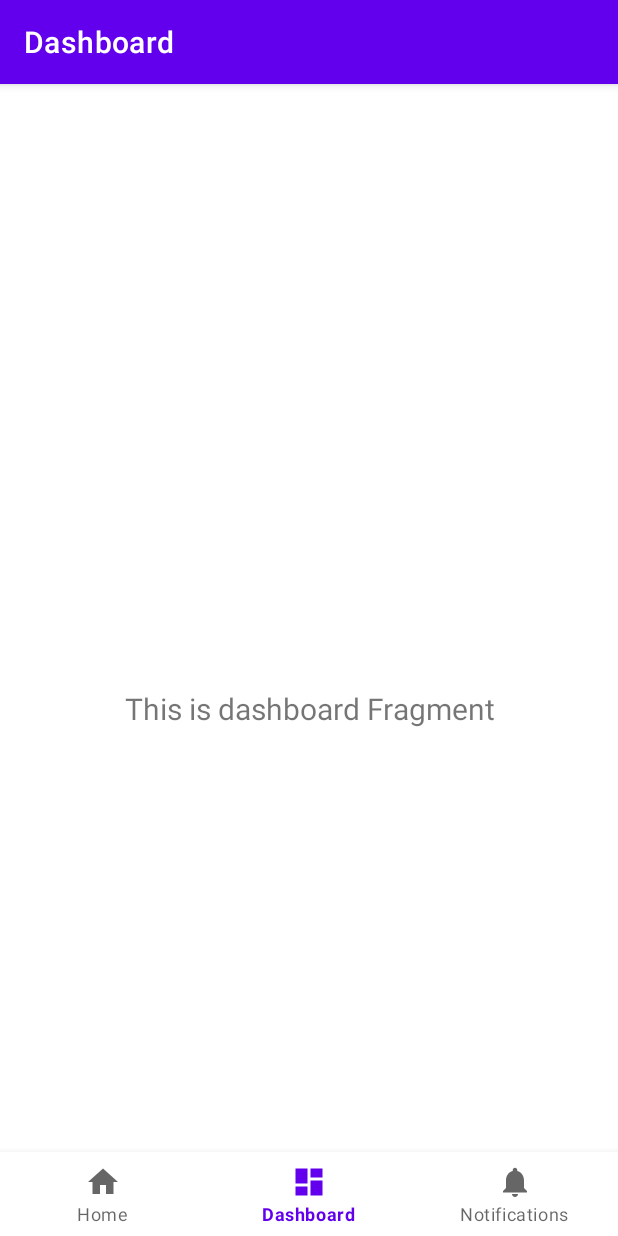
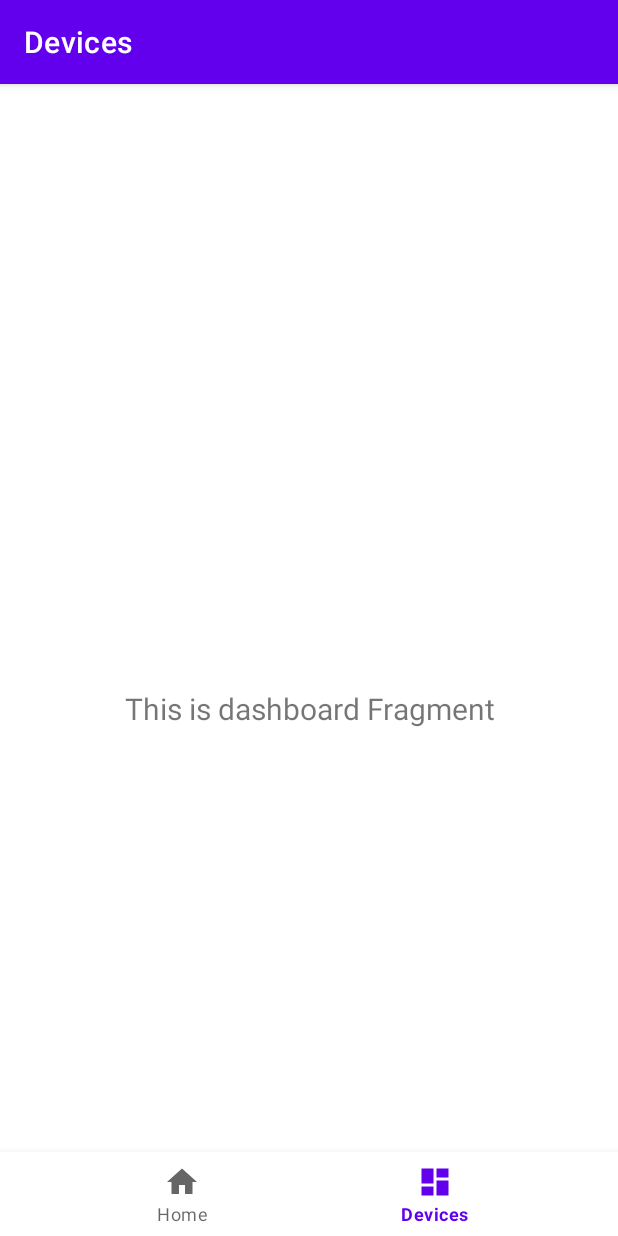
Before and after one commit to deniskokarev/thermo, an Android app: the DevicesFragment screen opened through its navigation route, item 2 of the bottom bar chosen, on a phone screen of 412 x 824 dp. Run offline under Robolectric (Android 15) with nearby library versions, the phone set to English and light mode, and no system bars; our stand-ins replace navigation-ui.

Commit message:
Dashboard->Devices

```diff
--- a/client/android/app/src/main/java/dkv/thermo/MainActivity.kt
+++ b/client/android/app/src/main/java/dkv/thermo/MainActivity.kt
@@ -26,7 +26,7 @@ class MainActivity : AppCompatActivity() {
         // menu should be considered as top level destinations.
         val appBarConfiguration = AppBarConfiguration(
             setOf(
-                R.id.navigation_home, R.id.navigation_dashboard, R.id.navigation_notifications
+                R.id.navigation_home, R.id.navigation_devices
             )
         )
         setupActionBarWithNavController(navController, appBarConfiguration)
--- a/client/android/app/src/main/java/dkv/thermo/ui/dashboard/DashboardFragment.kt
+++ /dev/null
@@ -1,42 +0,0 @@
-package dkv.thermo.ui.dashboard
-
-import android.os.Bundle
-import android.view.LayoutInflater
-import android.view.View
-import android.view.ViewGroup
-import android.widget.TextView
-import androidx.fragment.app.Fragment
-import androidx.lifecycle.ViewModelProvider
-import dkv.thermo.databinding.FragmentDashboardBinding
-
-class DashboardFragment : Fragment() {
-
-    private var _binding: FragmentDashboardBinding? = null
-
-    // This property is only valid between onCreateView and
-    // onDestroyView.
-    private val binding get() = _binding!!
-
-    override fun onCreateView(
-        inflater: LayoutInflater,
-        container: ViewGroup?,
-        savedInstanceState: Bundle?
-    ): View {
-        val dashboardViewModel =
-            ViewModelProvider(this).get(DashboardViewModel::class.java)
-
-        _binding = FragmentDashboardBinding.inflate(inflater, container, false)
-        val root: View = binding.root
-
-        val textView: TextView = binding.textDashboard
-        dashboardViewModel.text.observe(viewLifecycleOwner) {
-            textView.text = it
-        }
-        return root
-    }
-
-    override fun onDestroyView() {
-        super.onDestroyView()
-        _binding = null
-    }
-}
--- a/client/android/app/src/main/java/dkv/thermo/ui/dashboard/DashboardViewModel.kt
+++ /dev/null
@@ -1,13 +0,0 @@
-package dkv.thermo.ui.dashboard
-
-import androidx.lifecycle.LiveData
-import androidx.lifecycle.MutableLiveData
-import androidx.lifecycle.ViewModel
-
-class DashboardViewModel : ViewModel() {
-
-    private val _text = MutableLiveData<String>().apply {
-        value = "This is dashboard Fragment"
-    }
-    val text: LiveData<String> = _text
-}
--- a/client/android/app/src/main/java/dkv/thermo/ui/notifications/NotificationsFragment.kt
+++ b/client/android/app/src/main/java/dkv/thermo/ui/devices/DevicesFragment.kt
@@ -1,4 +1,4 @@
-package dkv.thermo.ui.notifications
+package dkv.thermo.ui.devices
 
 import android.os.Bundle
 import android.view.LayoutInflater
@@ -7,11 +7,11 @@ import android.view.ViewGroup
 import android.widget.TextView
 import androidx.fragment.app.Fragment
 import androidx.lifecycle.ViewModelProvider
-import dkv.thermo.databinding.FragmentNotificationsBinding
+import dkv.thermo.databinding.FragmentDashboardBinding
 
-class NotificationsFragment : Fragment() {
+class DevicesFragment : Fragment() {
 
-    private var _binding: FragmentNotificationsBinding? = null
+    private var _binding: FragmentDashboardBinding? = null
 
     // This property is only valid between onCreateView and
     // onDestroyView.
@@ -22,14 +22,14 @@ class NotificationsFragment : Fragment() {
         container: ViewGroup?,
         savedInstanceState: Bundle?
     ): View {
-        val notificationsViewModel =
-            ViewModelProvider(this).get(NotificationsViewModel::class.java)
+        val dashboardViewModel =
+            ViewModelProvider(this).get(DevicesViewModel::class.java)
 
-        _binding = FragmentNotificationsBinding.inflate(inflater, container, false)
+        _binding = FragmentDashboardBinding.inflate(inflater, container, false)
         val root: View = binding.root
 
-        val textView: TextView = binding.textNotifications
-        notificationsViewModel.text.observe(viewLifecycleOwner) {
+        val textView: TextView = binding.textDashboard
+        dashboardViewModel.text.observe(viewLifecycleOwner) {
             textView.text = it
         }
         return root
--- a/client/android/app/src/main/java/dkv/thermo/ui/notifications/NotificationsViewModel.kt
+++ b/client/android/app/src/main/java/dkv/thermo/ui/devices/DevicesViewModel.kt
@@ -1,13 +1,13 @@
-package dkv.thermo.ui.notifications
+package dkv.thermo.ui.devices
 
 import androidx.lifecycle.LiveData
 import androidx.lifecycle.MutableLiveData
 import androidx.lifecycle.ViewModel
 
-class NotificationsViewModel : ViewModel() {
+class DevicesViewModel : ViewModel() {
 
     private val _text = MutableLiveData<String>().apply {
-        value = "This is notifications Fragment"
+        value = "This is dashboard Fragment"
     }
     val text: LiveData<String> = _text
 }
--- a/client/android/app/src/main/res/layout/fragment_dashboard.xml
+++ b/client/android/app/src/main/res/layout/fragment_dashboard.xml
@@ -4,7 +4,7 @@
     xmlns:tools="http://schemas.android.com/tools"
     android:layout_width="match_parent"
     android:layout_height="match_parent"
-    tools:context=".ui.dashboard.DashboardFragment">
+    tools:context=".ui.devices.DevicesFragment">
 
     <TextView
         android:id="@+id/text_dashboard"
--- a/client/android/app/src/main/res/menu/bottom_nav_menu.xml
+++ b/client/android/app/src/main/res/menu/bottom_nav_menu.xml
@@ -7,13 +7,8 @@
         android:title="@string/title_home" />
 
     <item
-        android:id="@+id/navigation_dashboard"
+        android:id="@+id/navigation_devices"
         android:icon="@drawable/ic_dashboard_black_24dp"
-        android:title="@string/title_dashboard" />
-
-    <item
-        android:id="@+id/navigation_notifications"
-        android:icon="@drawable/ic_notifications_black_24dp"
-        android:title="@string/title_notifications" />
+        android:title="@string/title_devices" />
 
 </menu>
--- a/client/android/app/src/main/res/navigation/mobile_navigation.xml
+++ b/client/android/app/src/main/res/navigation/mobile_navigation.xml
@@ -12,14 +12,9 @@
         tools:layout="@layout/fragment_home" />
 
     <fragment
-        android:id="@+id/navigation_dashboard"
-        android:name="dkv.thermo.ui.dashboard.DashboardFragment"
-        android:label="@string/title_dashboard"
+        android:id="@+id/navigation_devices"
+        android:name="dkv.thermo.ui.devices.DevicesFragment"
+        android:label="@string/title_devices"
         tools:layout="@layout/fragment_dashboard" />
 
-    <fragment
-        android:id="@+id/navigation_notifications"
-        android:name="dkv.thermo.ui.notifications.NotificationsFragment"
-        android:label="@string/title_notifications"
-        tools:layout="@layout/fragment_notifications" />
 </navigation>
--- a/client/android/app/src/main/res/values/strings.xml
+++ b/client/android/app/src/main/res/values/strings.xml
@@ -1,6 +1,5 @@
 <resources>
     <string name="app_name">Thermo</string>
     <string name="title_home">Home</string>
-    <string name="title_dashboard">Dashboard</string>
-    <string name="title_notifications">Notifications</string>
+    <string name="title_devices">Devices</string>
 </resources>
```
